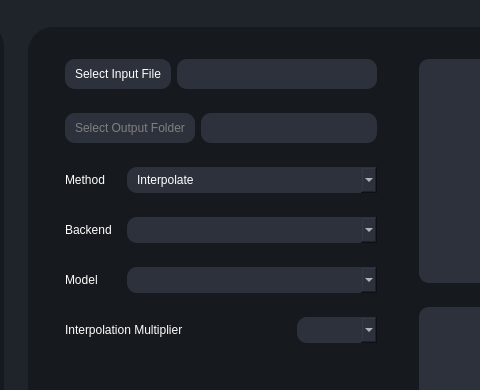
First picture: the form in testRVEInterface.ui, repository TNTwise/REAL-Video-Enhancer, before the edit; both pictures show x 102 to 582 and y 0 to 390 of the 897 by 681 pixel window.
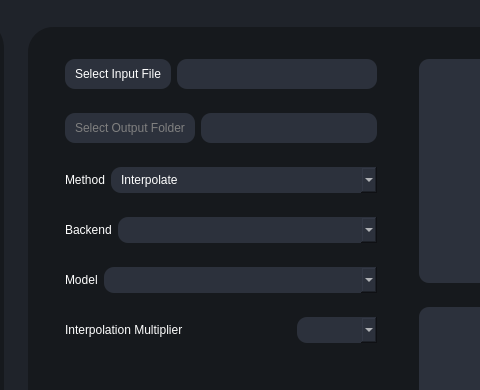
Second picture: the form after the edit. The open tabs and pages were chosen to show the change. Icons and pictures are not drawn.

Commit message: make it look better

```diff
--- a/testRVEInterface.ui
+++ b/testRVEInterface.ui
@@ -342,7 +342,7 @@
                       </property>
                      </widget>
                     </item>
-                    <item alignment="Qt::AlignmentFlag::AlignLeft">
+                    <item>
                      <widget class="QComboBox" name="methodComboBox">
                       <property name="sizePolicy">
                        <sizepolicy hsizetype="Expanding" vsizetype="Fixed">
@@ -381,7 +381,7 @@
                       </property>
                      </widget>
                     </item>
-                    <item alignment="Qt::AlignmentFlag::AlignLeft">
+                    <item>
                      <widget class="QComboBox" name="methodComboBox_3">
                       <property name="sizePolicy">
                        <sizepolicy hsizetype="Expanding" vsizetype="Fixed">
@@ -391,7 +391,7 @@
                       </property>
                       <property name="minimumSize">
                        <size>
-                        <width>250</width>
+                        <width>0</width>
                         <height>0</height>
                        </size>
                       </property>
@@ -410,7 +410,7 @@
                       </property>
                      </widget>
                     </item>
-                    <item alignment="Qt::AlignmentFlag::AlignLeft">
+                    <item>
                      <widget class="QComboBox" name="methodComboBox_5">
                       <property name="sizePolicy">
                        <sizepolicy hsizetype="Expanding" vsizetype="Fixed">
```
Left out of the diff: 2 changed lines with no effect on the pictures.
